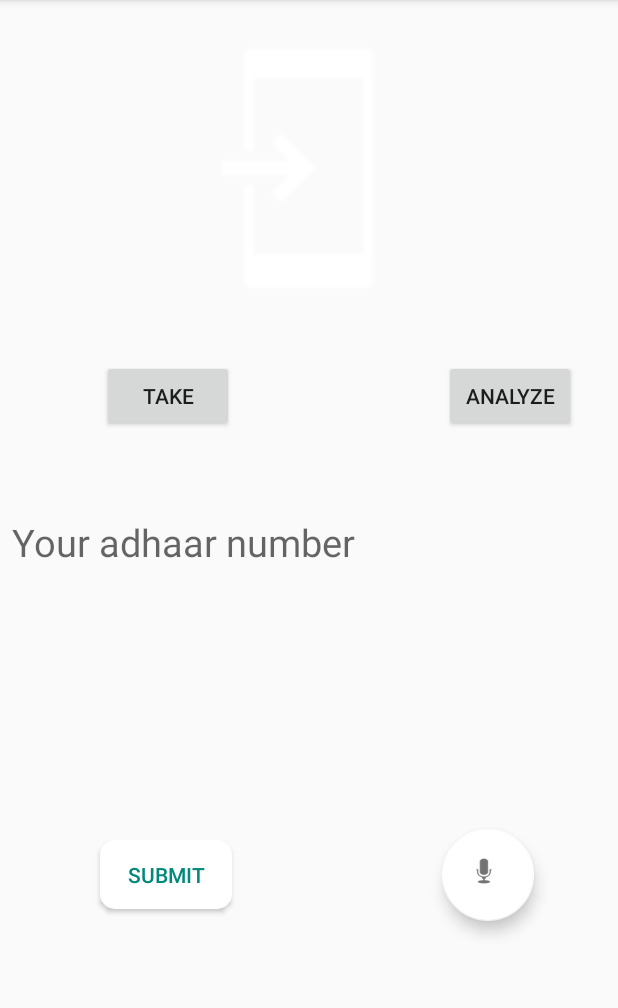
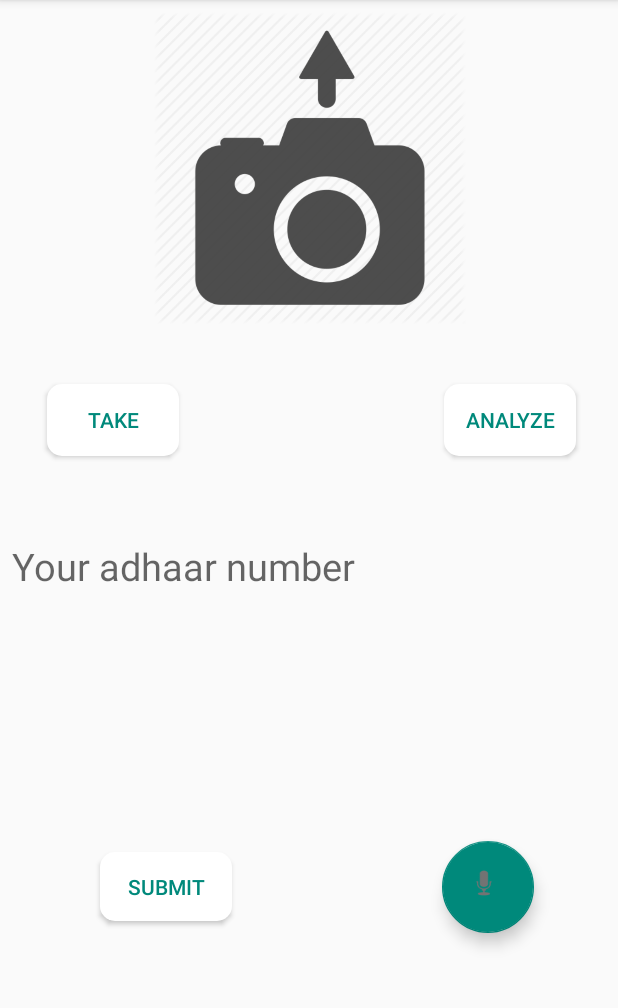
Before and after one commit to AroraMehul/Vaid, an Android app: the screen it shows after launch (MainActivity), on a phone screen of 412 x 824 dp, the part 84-1092 px from its top. Run offline under Robolectric (Android 15) with nearby library versions, the phone set to English and light mode, and no system bars; libraries missing offline, so code that uses them is left out: com.google.firebase.ml; pictures from the network do not load.

Commit message:
UI Improved

```diff
--- a/app/src/main/res/layout/activity_main.xml
+++ b/app/src/main/res/layout/activity_main.xml
@@ -19,11 +19,14 @@
         android:layout_marginEnd="28dp"
         android:layout_marginRight="28dp"
         android:layout_marginTop="24dp"
+        android:background="@drawable/button_round"
+        android:elevation="15dp"
         android:text="@string/analyze"
+        android:textColor="@color/startblue"
         app:layout_constraintBottom_toTopOf="@+id/addhar"
         app:layout_constraintEnd_toEndOf="parent"
         app:layout_constraintTop_toBottomOf="@+id/imageView2"
-        app:layout_constraintVertical_bias="0.0" />
+        app:layout_constraintVertical_bias="0.25" />
 
     <Button
         android:id="@+id/click"
@@ -34,10 +37,13 @@
         android:layout_marginLeft="8dp"
         android:layout_marginRight="8dp"
         android:layout_marginStart="8dp"
-        android:layout_marginTop="24dp"
+        android:layout_marginTop="40dp"
+        android:background="@drawable/button_round"
+        android:elevation="15dp"
         android:text="@string/take"
+        android:textColor="@color/startblue"
         app:layout_constraintEnd_toStartOf="@+id/analyze"
-        app:layout_constraintHorizontal_bias="0.312"
+        app:layout_constraintHorizontal_bias="0.121"
         app:layout_constraintStart_toStartOf="parent"
         app:layout_constraintTop_toBottomOf="@+id/imageView2" />
 
@@ -56,7 +62,7 @@
         app:layout_constraintEnd_toEndOf="parent"
         app:layout_constraintStart_toStartOf="parent"
         app:layout_constraintTop_toTopOf="parent"
-        app:srcCompat="@drawable/common_full_open_on_phone" />
+        app:srcCompat="@drawable/upload2" />
 
 
             <ListView
@@ -117,7 +123,9 @@
         android:layout_marginEnd="56dp"
         android:layout_marginRight="56dp"
         android:layout_marginTop="8dp"
-        app:backgroundTint="@android:color/background_light"
+        android:background="@color/startblue"
+        android:elevation="15dp"
+        app:backgroundTint="@color/startblue"
         app:layout_constraintBottom_toBottomOf="parent"
         app:layout_constraintEnd_toEndOf="parent"
         app:layout_constraintTop_toBottomOf="@+id/addhar"
```
Also changed, not shown: app/src/main/res/drawable-v24/upload.png (added), app/src/main/res/drawable-v24/upload2.png (added).
